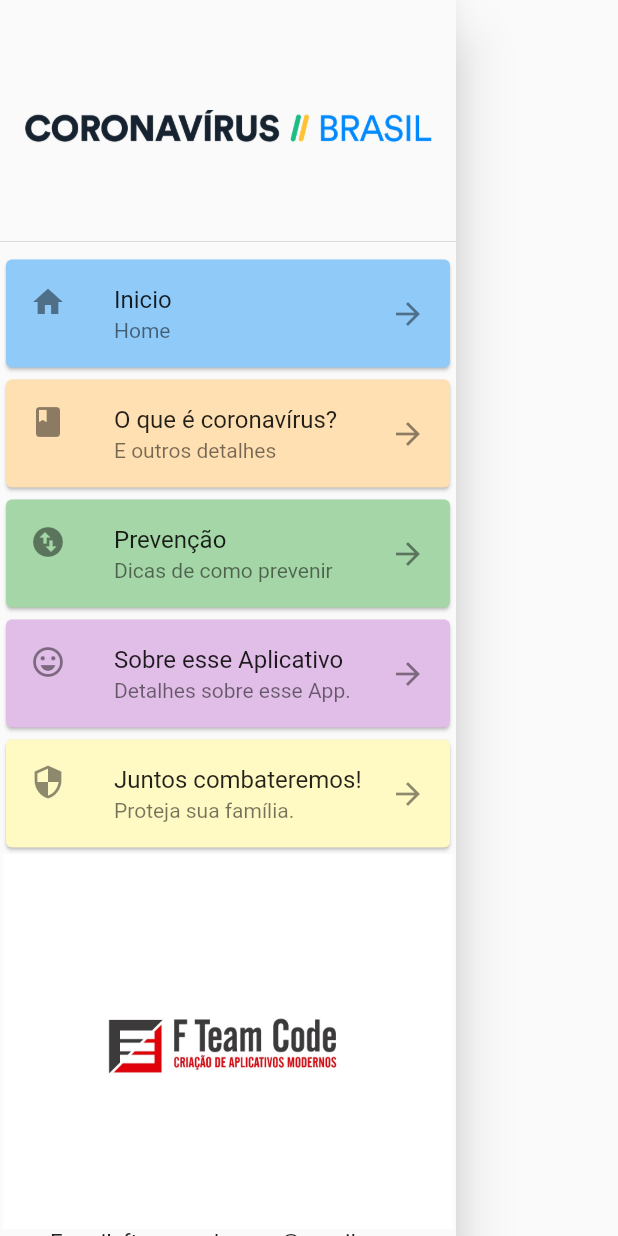
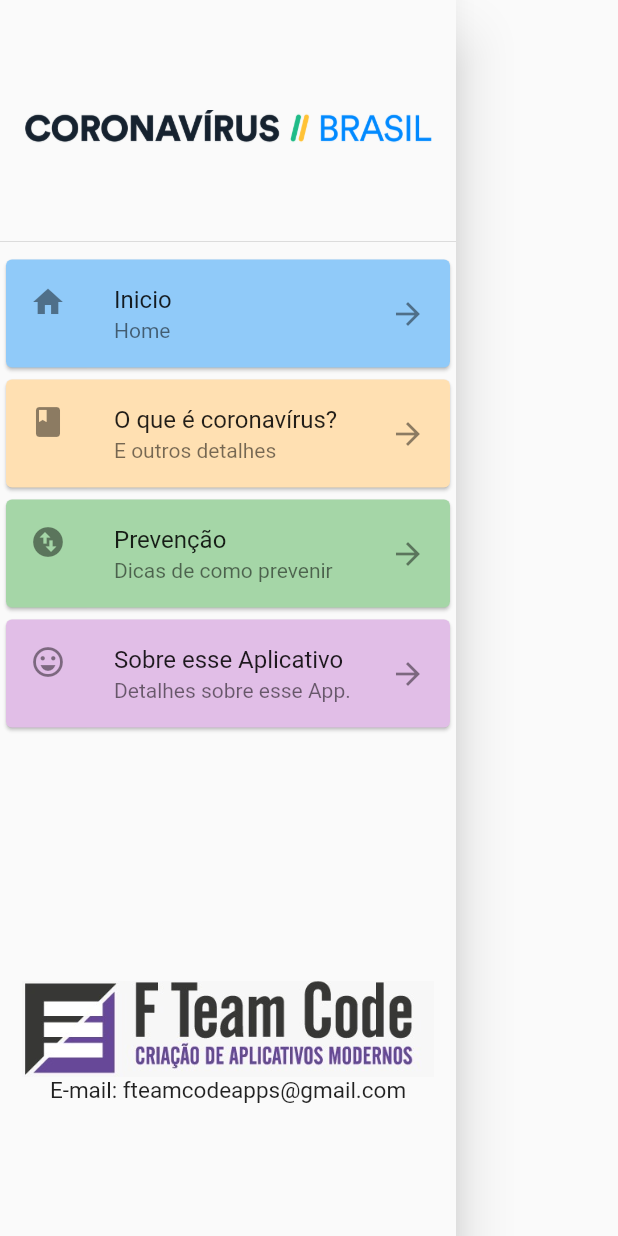
Before and after one commit to strawti/covid-gov-app, a Flutter app: what nossoDrawer() shows on an empty page, opened directly, on a phone screen of 412 x 824 dp. Run offline on Flutter 3.47's test engine with Material 2 defaults, Android fonts, the light colour scheme and no system bars; our stand-ins replace connectivity, webview_flutter.

Commit message:
logo alterada, tela sobre implementada

```diff
--- a/lib/componentes/nosso_drawer.dart
+++ b/lib/componentes/nosso_drawer.dart
@@ -12,12 +12,6 @@ Widget nossoDrawer(context) {
 
     // Lista para os itens do Drawer
     child: ListView(children: <Widget>[
-      Column(
-        children: <Widget>[
-          Column(
-            mainAxisAlignment: MainAxisAlignment.start,
-            children: <Widget>[
-
       // Cabeçalho do Drawer
       DrawerHeader(
         child: Container(
@@ -77,49 +71,25 @@ Widget nossoDrawer(context) {
               Navigator.push(context, MaterialPageRoute(builder: (context) => SobreApp()));
             }),
       ),
-              Card(
-                color: Colors.yellow[100],
-                child: ListTile(
-                    leading: const Icon(Icons.security),
-                    title: const Text("Juntos combateremos!"),
-                    subtitle: const Text("Proteja sua família. "),
-                    trailing: const Icon(Icons.arrow_forward),
-                    onTap: () {
-
-                    }),
-              ),
-            ],
-          ),
-
+      SizedBox(height: MediaQuery.of(context).size.height / 5),
+      // Logo da FTeam code.
       Container(
+        width: MediaQuery.of(context).size.width,
         child: Column(
-              mainAxisAlignment: MainAxisAlignment.start,
-              children: <Widget>[
-
-                // Logo da FTeam code
-                Container(
-                  height: 250,
-                  child: Image.asset(
-                    "images/fteamcode.jpg",
+          children: <Widget> [
+            Image.asset(
+              "images/fteamcode.jpeg",
               semanticLabel: "Logo FTeam Code",
-                    fit: BoxFit.fitHeight,
-                  ),
+              width: MediaQuery.of(context).size.width / 1.5,
             ),
 
             // Linha para mostrar o endereço de email
-                Row(
-                  mainAxisAlignment: MainAxisAlignment.center,
-                  children: <Widget>[
             const Text(
               "E-mail: fteamcodeapps@gmail.com",
               style: TextStyle(fontSize: 15),
             ),
-                  ],
+          ]
         ),
-              ],
-            ),
-          ),
-        ],
       ),
     ]));
   }
--- a/lib/telas/sobreAplicativo.dart
+++ b/lib/telas/sobreAplicativo.dart
@@ -11,13 +11,18 @@ class SobreApp extends StatelessWidget {
       // Corpo do aplicativo (body)
       body: Container(
         width: MediaQuery.of(context).size.width,
-
+        padding: const EdgeInsets.all(20),
         child: Column(
           mainAxisAlignment: MainAxisAlignment.center,
           crossAxisAlignment: CrossAxisAlignment.center,
 
           children: <Widget>[
-            Text("Sobre esse Aplicativo", style: TextStyle(fontSize: 20),)
+            const Text("Esse aplicativo foi desenvolvido pela equipe FTeam Code.\nÉ um aplicativo simples que puxa o site do ministério da saúde com os dados estatísticos do corona vírus Covid-19, além disso ele pega informações úteis de fontes seguras também do governo.\nA intenção é que pessoas que não sabem mexer direito na internet e pesquisar pelo site oficial do Ministério da Saúde tenha em mãos todos os dados importantes com um único clique, e fique informado com os dados oficiais sobre o status desse vírus.\nÉ um aplicativo tudo em um, feito pensando na sua saúde e na do próximo.",
+              textAlign: TextAlign.justify,
+              style: TextStyle(
+                fontSize: 20,
+              ),
+            )
           ],
         ),
       ),
```
Also changed, not shown: images/fteamcode.jpeg (added), images/fteamcode.jpg (deleted). Lines whose indentation alone changed are shown as unchanged.
